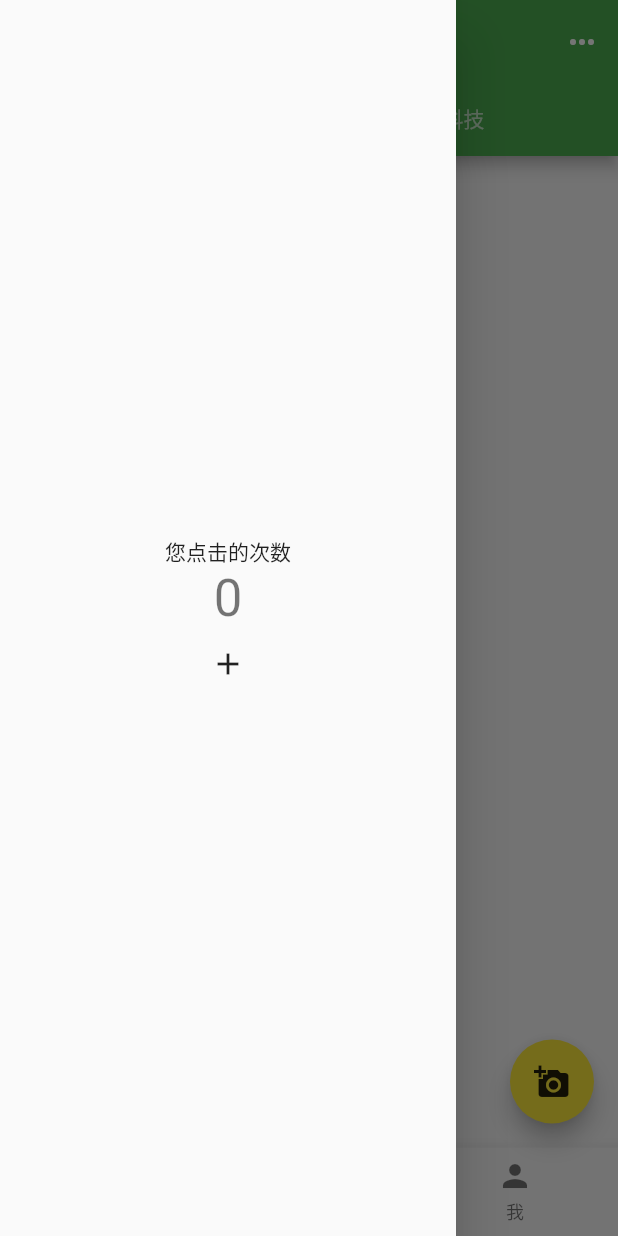
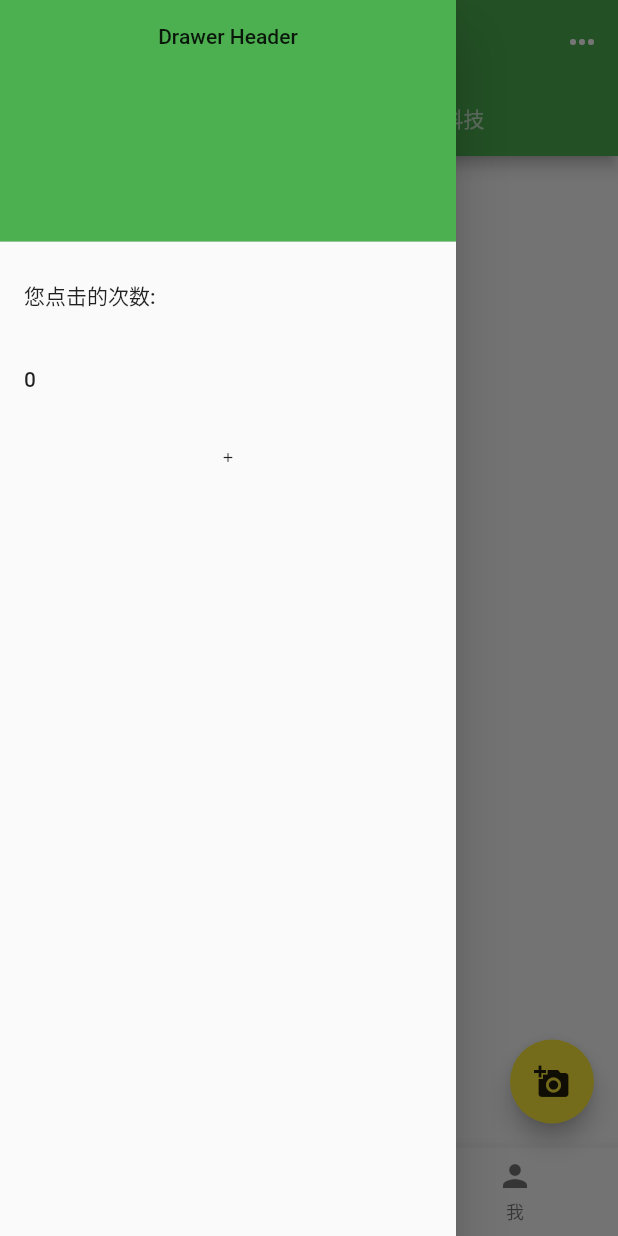
Before and after one commit to arunfung/flutter-zero, a Flutter app: the screen it shows after launch, with the side drawer open, on a phone screen of 412 x 824 dp. Run offline on Flutter 3.47's test engine with Material 2 defaults, Android fonts, the phone set to English and light mode, and no system bars.

Commit message:
引入多个数据状态类

```diff
--- a/lib/main.dart
+++ b/lib/main.dart
@@ -1,8 +1,12 @@
 import 'package:flutter/material.dart';
 import 'package:provider/provider.dart';
+import 'package:zero/providers/user.dart';
 
-void main() => runApp(ChangeNotifierProvider(
-      create: (context) => Counter(),
+void main() => runApp(MultiProvider(
+      providers: [
+        ChangeNotifierProvider(create: (context) => Counter()),
+        ChangeNotifierProvider(create: (context) => User()),
+      ],
       child: const App(),
     ));
 
@@ -220,33 +224,84 @@ class _HomePageState extends State<HomePage> {
         });
   }
 
+  dynamic showDrawer() {
+    final counter = Provider.of<Counter>(context);
+    final user = Provider.of<User>(context);
+    return Drawer(
+      child: ListView(
+        // Important: Remove any padding from the ListView.
+        padding: EdgeInsets.zero,
+        children: [
+          DrawerHeader(
+            decoration: const BoxDecoration(
+              color: Colors.green,
+            ),
+            child: Column(children: <Widget>[
+              const Text('Drawer Header'),
+              Text(user.name),
+            ]),
+          ),
+          ListTile(
+            title: const Text('您点击的次数:'),
+            onTap: () {
+              // Update the state of the app
+              // ...
+              // Then close the drawer
+              Navigator.pop(context);
+            },
+          ),
+          ListTile(
+            title: Text(counter.number.toString()),
+            onTap: () {
+              // Update the state of the app
+              // ...
+              // Then close the drawer
+              Navigator.pop(context);
+            },
+          ),
+          IconButton(
+            padding: const EdgeInsets.all(0.0),
+            icon: const Icon(
+              Icons.add,
+              size: 10,
+            ),
+            iconSize: 10,
+            onPressed: () => {
+              counter.increment(),
+              user.login(),
+            },
+          ),
+        ],
+      ),
+      //     Center(
+      //         child: Column(
+      //   mainAxisAlignment: MainAxisAlignment.center,
+      //   children: <Widget>[
+      //     const Text('您点击的次数'),
+      //     Consumer<Counter>(builder: (context, data, child) {
+      //       return Text(
+      //         data.number.toString(),
+      //         style: Theme.of(context).textTheme.headline4,
+      //       );
+      //     }),
+      //     IconButton(
+      //       icon: const Icon(Icons.add),
+      //       onPressed: () => {
+      //         counter.increment(),
+      //       },
+      //     ),
+      //   ],
+      // ))
+    );
+  }
+
   @override
   Widget build(BuildContext context) {
-    final counter = Provider.of<Counter>(context);
     return Scaffold(
       key: _scaffoldKey,
       appBar: showAppBar(),
       body: pages[_currentBottomNavigationBarIndex],
-      drawer: Drawer(
-          child: Center(
-              child: Column(
-        mainAxisAlignment: MainAxisAlignment.center,
-        children: <Widget>[
-          const Text('您点击的次数'),
-          Consumer<Counter>(builder: (context, data, child) {
-            return Text(
-              data.number.toString(),
-              style: Theme.of(context).textTheme.headline4,
-            );
-          }),
-          IconButton(
-            icon: const Icon(Icons.add),
-            onPressed: () => {
-              counter.increment(),
-            },
-          ),
-        ],
-      ))),
+      drawer: showDrawer(),
       bottomNavigationBar: showBottomNavigationBar(),
       floatingActionButton: showFloatingActionButton(),
       floatingActionButtonLocation: FloatingActionButtonLocation.endFloat,
--- /dev/null
+++ b/lib/providers/user.dart
@@ -0,0 +1,12 @@
+import 'package:flutter/material.dart';
+
+class User extends ChangeNotifier {
+  String name = '';
+  bool authenticated = false;
+
+  login() {
+    authenticated = true;
+    name = 'Arun';
+    notifyListeners();
+  }
+}
```
